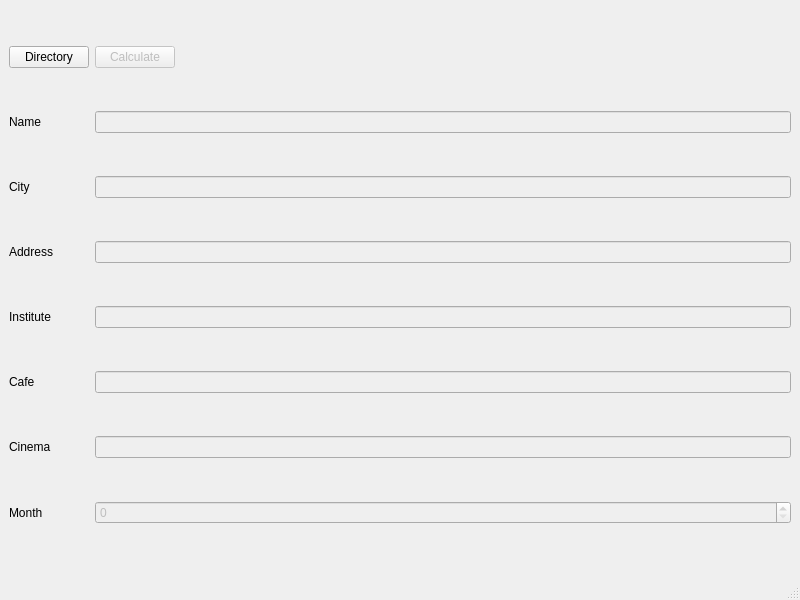
This is mainwindow.ui in kebaboy/Poor-student as Qt 5 draws it before an edit. The edited form follows.
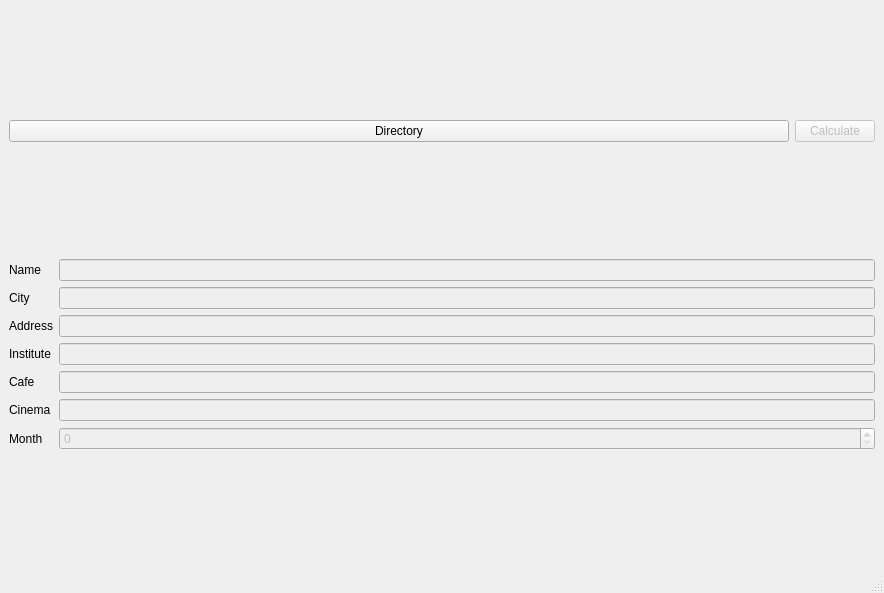
This is the edited form.

Commit message: add qcompliter and layouts

```diff
--- a/mainwindow.ui
+++ b/mainwindow.ui
@@ -6,72 +6,25 @@
    <rect>
     <x>0</x>
     <y>0</y>
-    <width>800</width>
-    <height>600</height>
+    <width>884</width>
+    <height>593</height>
    </rect>
   </property>
   <property name="windowTitle">
    <string>MainWindow</string>
   </property>
   <widget class="QWidget" name="centralwidget">
+   <layout class="QGridLayout" name="gridLayout_2">
+    <item row="1" column="0">
    <layout class="QGridLayout" name="gridLayout">
-    <item row="12" column="0">
-     <widget class="QLabel" name="cafe">
-      <property name="text">
-       <string>Cafe</string>
-      </property>
-     </widget>
-    </item>
-    <item row="13" column="1">
-     <widget class="QLineEdit" name="cinema_line">
-      <property name="enabled">
-       <bool>false</bool>
-      </property>
-     </widget>
-    </item>
-    <item row="13" column="0">
-     <widget class="QLabel" name="cinema">
-      <property name="text">
-       <string>Cinema</string>
-      </property>
-     </widget>
-    </item>
-    <item row="9" column="0">
-     <widget class="QLabel" name="city">
-      <property name="text">
-       <string>City</string>
-      </property>
-     </widget>
-    </item>
-    <item row="12" column="1">
-     <widget class="QLineEdit" name="cafe_line">
-      <property name="enabled">
-       <bool>false</bool>
-      </property>
-     </widget>
-    </item>
-    <item row="10" column="1">
-     <widget class="QLineEdit" name="address_line">
-      <property name="enabled">
-       <bool>false</bool>
-      </property>
-     </widget>
-    </item>
-    <item row="10" column="0">
-     <widget class="QLabel" name="address">
-      <property name="text">
-       <string>Address</string>
-      </property>
-     </widget>
-    </item>
-    <item row="8" column="0">
+      <item row="0" column="0">
      <widget class="QLabel" name="name">
       <property name="text">
        <string>Name</string>
       </property>
      </widget>
     </item>
-    <item row="8" column="1">
+      <item row="0" column="1">
      <widget class="QLineEdit" name="name_line">
       <property name="enabled">
        <bool>false</bool>
@@ -81,49 +34,102 @@
       </property>
      </widget>
     </item>
-    <item row="0" column="0">
-     <widget class="QPushButton" name="directory">
+      <item row="4" column="0">
+       <widget class="QLabel" name="cafe">
       <property name="text">
-       <string>Directory</string>
+         <string>Cafe</string>
       </property>
      </widget>
     </item>
-    <item row="9" column="1">
-     <widget class="QLineEdit" name="city_line">
-      <property name="enabled">
-       <bool>false</bool>
-      </property>
-     </widget>
-    </item>
-    <item row="14" column="0">
+      <item row="6" column="0">
      <widget class="QLabel" name="label">
       <property name="text">
        <string>Month</string>
       </property>
      </widget>
     </item>
-    <item row="11" column="1">
-     <widget class="QLineEdit" name="institute_line">
-      <property name="enabled">
-       <bool>false</bool>
+      <item row="2" column="0">
+       <widget class="QLabel" name="address">
+        <property name="text">
+         <string>Address</string>
       </property>
      </widget>
     </item>
-    <item row="11" column="0">
+      <item row="3" column="0">
      <widget class="QLabel" name="institute">
       <property name="text">
        <string>Institute</string>
       </property>
      </widget>
     </item>
-    <item row="14" column="1">
+      <item row="4" column="1">
+       <widget class="QLineEdit" name="cafe_line">
+        <property name="enabled">
+         <bool>false</bool>
+        </property>
+       </widget>
+      </item>
+      <item row="5" column="0">
+       <widget class="QLabel" name="cinema">
+        <property name="text">
+         <string>Cinema</string>
+        </property>
+       </widget>
+      </item>
+      <item row="6" column="1">
      <widget class="QSpinBox" name="spinBox">
       <property name="enabled">
        <bool>false</bool>
       </property>
      </widget>
     </item>
-    <item row="0" column="1">
+      <item row="2" column="1">
+       <widget class="QLineEdit" name="address_line">
+        <property name="enabled">
+         <bool>false</bool>
+        </property>
+       </widget>
+      </item>
+      <item row="5" column="1">
+       <widget class="QLineEdit" name="cinema_line">
+        <property name="enabled">
+         <bool>false</bool>
+        </property>
+       </widget>
+      </item>
+      <item row="1" column="0">
+       <widget class="QLabel" name="city">
+        <property name="text">
+         <string>City</string>
+        </property>
+       </widget>
+      </item>
+      <item row="1" column="1">
+       <widget class="QLineEdit" name="city_line">
+        <property name="enabled">
+         <bool>false</bool>
+        </property>
+       </widget>
+      </item>
+      <item row="3" column="1">
+       <widget class="QLineEdit" name="institute_line">
+        <property name="enabled">
+         <bool>false</bool>
+        </property>
+       </widget>
+      </item>
+     </layout>
+    </item>
+    <item row="0" column="0">
+     <layout class="QHBoxLayout" name="horizontalLayout">
+      <item>
+       <widget class="QPushButton" name="directory">
+        <property name="text">
+         <string>Directory</string>
+        </property>
+       </widget>
+      </item>
+      <item>
      <widget class="QPushButton" name="calculate">
       <property name="enabled">
        <bool>false</bool>
@@ -140,6 +146,8 @@
      </widget>
     </item>
    </layout>
+    </item>
+   </layout>
   </widget>
   <widget class="QMenuBar" name="menubar">
    <property name="geometry">
```
Left out of the diff: 4 changed lines with no effect on the pictures. Lines whose indentation alone changed are shown as unchanged. The commit also changes 3 other files.
